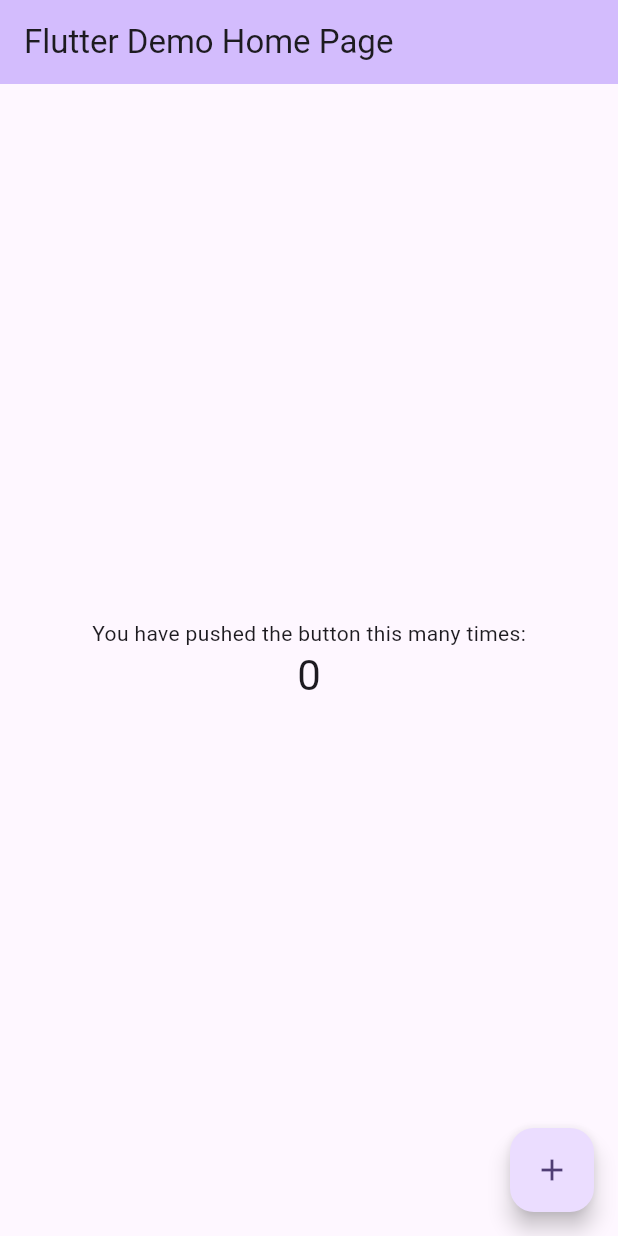
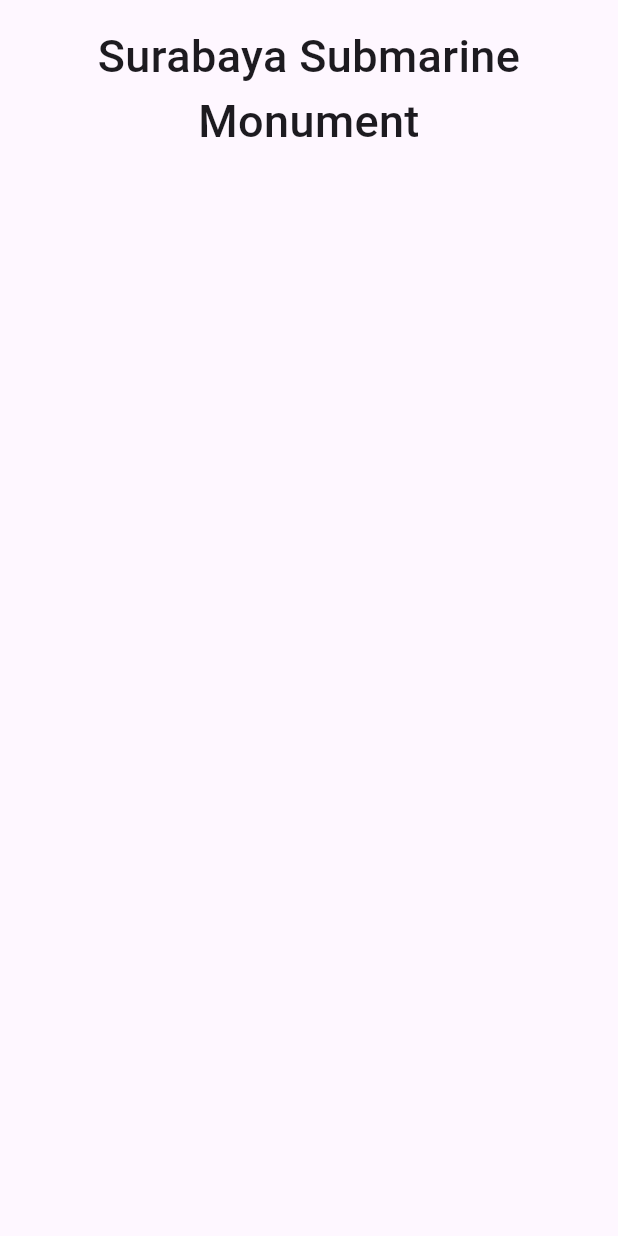
Before and after one commit to elfandirm/mobile-matkul, a Flutter app: the screen it shows after launch, on a phone screen of 412 x 824 dp. Run offline on Flutter 3.47's test engine with Material 3 defaults, Android fonts, the phone set to English and light mode, and no system bars.

Commit message:
Percobaan 1: tampilan judul

```diff
--- a/lib/main.dart
+++ b/lib/main.dart
@@ -7,116 +7,37 @@
 class MyApp extends StatelessWidget {
   const MyApp({super.key});
 
-  // This widget is the root of your application.
   @override
   Widget build(BuildContext context) {
     return MaterialApp(
-      title: 'Flutter Demo',
-      theme: ThemeData(
-        // This is the theme of your application.
-        //
-        // TRY THIS: Try running your application with "flutter run". You'll see
-        // the application has a purple toolbar. Then, without quitting the app,
-        // try changing the seedColor in the colorScheme below to Colors.green
-        // and then invoke "hot reload" (save your changes or press the "hot
-        // reload" button in a Flutter-supported IDE, or press "r" if you used
-        // the command line to start the app).
-        //
-        // Notice that the counter didn't reset back to zero; the application
-        // state is not lost during the reload. To reset the state, use hot
-        // restart instead.
-        //
-        // This works for code too, not just values: Most code changes can be
-        // tested with just a hot reload.
-        colorScheme: .fromSeed(seedColor: Colors.deepPurple),
-      ),
-      home: const MyHomePage(title: 'Flutter Demo Home Page'),
+      title: 'Contacts',
+      theme: ThemeData(),
+      home: const DetailScreen(),
     );
   }
 }
 
-class MyHomePage extends StatefulWidget {
-  const MyHomePage({super.key, required this.title});
-
-  // This widget is the home page of your application. It is stateful, meaning
-  // that it has a State object (defined below) that contains fields that affect
-  // how it looks.
-
-  // This class is the configuration for the state. It holds the values (in this
-  // case the title) provided by the parent (in this case the App widget) and
-  // used by the build method of the State. Fields in a Widget subclass are
-  // always marked "final".
-
-  final String title;
-
-  @override
-  State<MyHomePage> createState() => _MyHomePageState();
-}
-
-class _MyHomePageState extends State<MyHomePage> {
-  int _counter = 0;
-
-  void _incrementCounter() {
-    setState(() {
-      // This call to setState tells the Flutter framework that something has
-      // changed in this State, which causes it to rerun the build method below
-      // so that the display can reflect the updated values. If we changed
-      // _counter without calling setState(), then the build method would not be
-      // called again, and so nothing would appear to happen.
-      _counter++;
-    });
-  }
+class DetailScreen extends StatelessWidget {
+  const DetailScreen({super.key});
 
   @override
   Widget build(BuildContext context) {
-    // This method is rerun every time setState is called, for instance as done
-    // by the _incrementCounter method above.
-    //
-    // The Flutter framework has been optimized to make rerunning build methods
-    // fast, so that you can just rebuild anything that needs updating rather
-    // than having to individually change instances of widgets.
     return Scaffold(
-      appBar: AppBar(
-        // TRY THIS: Try changing the color here to a specific color (to
-        // Colors.amber, perhaps?) and trigger a hot reload to see the AppBar
-        // change color while the other colors stay the same.
-        backgroundColor: Theme.of(context).colorScheme.inversePrimary,
-        // Here we take the value from the MyHomePage object that was created by
-        // the App.build method, and use it to set our appbar title.
-        title: Text(widget.title),
-      ),
-      body: Center(
-        // Center is a layout widget. It takes a single child and positions it
-        // in the middle of the parent.
+      body: SafeArea(
         child: Column(
-          // Column is also a layout widget. It takes a list of children and
-          // arranges them vertically. By default, it sizes itself to fit its
-          // children horizontally, and tries to be as tall as its parent.
-          //
-          // Column has various properties to control how it sizes itself and
-          // how it positions its children. Here we use mainAxisAlignment to
-          // center the children vertically; the main axis here is the vertical
-          // axis because Columns are vertical (the cross axis would be
-          // horizontal).
-          //
-          // TRY THIS: Invoke "debug painting" (choose the "Toggle Debug Paint"
-          // action in the IDE, or press "p" in the console), to see the
-          // wireframe for each widget.
-          mainAxisAlignment: .center,
+          crossAxisAlignment: CrossAxisAlignment.stretch,
           children: [
-            const Text('You have pushed the button this many times:'),
-            Text(
-              '$_counter',
-              style: Theme.of(context).textTheme.headlineMedium,
+            Container(
+              margin: EdgeInsets.only(top: 16),
+              child: Text(
+                "Surabaya Submarine Monument",
+                textAlign: TextAlign.center,
+                style: TextStyle(fontSize: 30, fontWeight: FontWeight.w500),
+              ),
             ),
           ],
         ),
       ),
-      floatingActionButton: FloatingActionButton(
-        onPressed: _incrementCounter,
-        tooltip: 'Increment',
-        child: const Icon(Icons.add),
-      ),
     );
   }
 }
```
